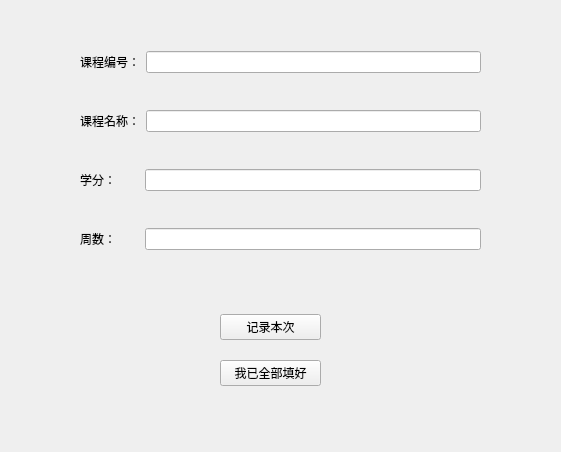
The window that manual.ui (xinjiempolde/TeaPlan) describes before a commit, drawn with Qt 5.
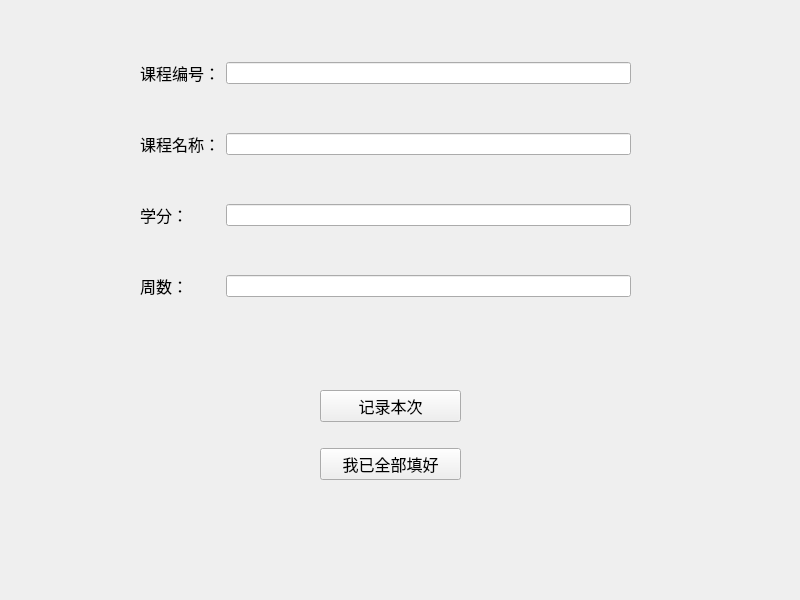
The same window after the commit.

What changed in the file:
```diff
--- a/manual.ui
+++ b/manual.ui
@@ -6,8 +6,8 @@
    <rect>
     <x>0</x>
     <y>0</y>
-    <width>561</width>
-    <height>452</height>
+    <width>800</width>
+    <height>600</height>
    </rect>
   </property>
   <property name="windowTitle">
@@ -16,23 +16,31 @@
   <widget class="QLabel" name="msg_lable">
    <property name="geometry">
     <rect>
-     <x>230</x>
-     <y>420</y>
-     <width>72</width>
-     <height>15</height>
+     <x>550</x>
+     <y>410</y>
+     <width>201</width>
+     <height>111</height>
     </rect>
    </property>
+   <property name="font">
+    <font>
+     <pointsize>12</pointsize>
+    </font>
+   </property>
    <property name="text">
     <string/>
    </property>
+   <property name="wordWrap">
+    <bool>true</bool>
+   </property>
   </widget>
   <widget class="QWidget" name="layoutWidget">
    <property name="geometry">
     <rect>
-     <x>80</x>
+     <x>140</x>
      <y>20</y>
-     <width>401</width>
-     <height>261</height>
+     <width>491</width>
+     <height>321</height>
     </rect>
    </property>
    <layout class="QVBoxLayout" name="verticalLayout">
@@ -40,6 +48,11 @@
      <layout class="QHBoxLayout" name="horizontalLayout">
       <item>
        <widget class="QLabel" name="label">
+        <property name="font">
+         <font>
+          <pointsize>12</pointsize>
+         </font>
+        </property>
         <property name="text">
          <string>课程编号：</string>
         </property>
@@ -54,6 +67,11 @@
      <layout class="QHBoxLayout" name="horizontalLayout_2">
       <item>
        <widget class="QLabel" name="label_2">
+        <property name="font">
+         <font>
+          <pointsize>12</pointsize>
+         </font>
+        </property>
         <property name="text">
          <string>课程名称：</string>
         </property>
@@ -68,6 +86,11 @@
      <layout class="QHBoxLayout" name="horizontalLayout_3">
       <item>
        <widget class="QLabel" name="label_3">
+        <property name="font">
+         <font>
+          <pointsize>12</pointsize>
+         </font>
+        </property>
         <property name="text">
          <string>学分：</string>
         </property>
@@ -83,7 +106,7 @@
         </property>
         <property name="sizeHint" stdset="0">
          <size>
-          <width>23</width>
+          <width>32</width>
           <height>20</height>
          </size>
         </property>
@@ -98,6 +121,11 @@
      <layout class="QHBoxLayout" name="horizontalLayout_4">
       <item>
        <widget class="QLabel" name="label_4">
+        <property name="font">
+         <font>
+          <pointsize>12</pointsize>
+         </font>
+        </property>
         <property name="text">
          <string>周数：</string>
         </property>
@@ -113,7 +141,7 @@
         </property>
         <property name="sizeHint" stdset="0">
          <size>
-          <width>23</width>
+          <width>32</width>
           <height>20</height>
          </size>
         </property>
@@ -129,15 +157,20 @@
   <widget class="QWidget" name="layoutWidget">
    <property name="geometry">
     <rect>
-     <x>220</x>
-     <y>300</y>
-     <width>101</width>
-     <height>101</height>
+     <x>320</x>
+     <y>370</y>
+     <width>141</width>
+     <height>131</height>
     </rect>
    </property>
    <layout class="QVBoxLayout" name="verticalLayout_2">
     <item>
      <widget class="QPushButton" name="record_button">
+      <property name="font">
+       <font>
+        <pointsize>12</pointsize>
+       </font>
+      </property>
       <property name="text">
        <string>记录本次</string>
       </property>
@@ -145,6 +178,11 @@
     </item>
     <item>
      <widget class="QPushButton" name="submit_button">
+      <property name="font">
+       <font>
+        <pointsize>12</pointsize>
+       </font>
+      </property>
       <property name="text">
        <string>我已全部填好</string>
       </property>
@@ -152,6 +190,19 @@
     </item>
    </layout>
   </widget>
+  <widget class="QLabel" name="img">
+   <property name="geometry">
+    <rect>
+     <x>70</x>
+     <y>350</y>
+     <width>161</width>
+     <height>211</height>
+    </rect>
+   </property>
+   <property name="text">
+    <string/>
+   </property>
+  </widget>
  </widget>
  <resources/>
  <connections/>
```
